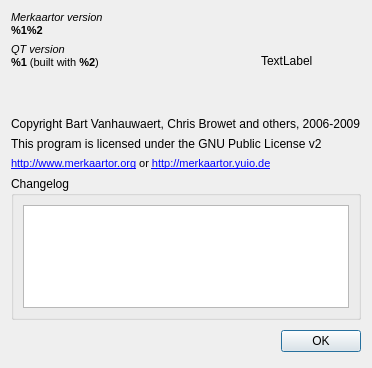
openstreetmap/merkaartor, file src/AboutDialog.ui: the form before one commit.
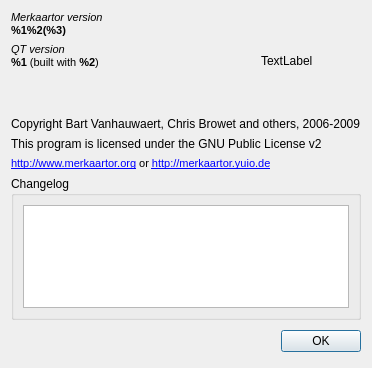
The form after the commit.

Commit message: ADD : Automatic SVN revision number in about dialog and elsewhere (closes #2208)

Patch:
```diff
--- a/src/AboutDialog.ui
+++ b/src/AboutDialog.ui
@@ -25,8 +25,8 @@
 &lt;html&gt;&lt;head&gt;&lt;meta name=&quot;qrichtext&quot; content=&quot;1&quot; /&gt;&lt;style type=&quot;text/css&quot;&gt;
 p, li { white-space: pre-wrap; }
 &lt;/style&gt;&lt;/head&gt;&lt;body style=&quot; font-family:'MS Shell Dlg 2'; font-size:8.25pt; font-weight:400; font-style:normal;&quot;&gt;
-&lt;p style=&quot; margin-top:0px; margin-bottom:0px; margin-left:0px; margin-right:0px; -qt-block-indent:0; text-indent:0px; font-size:8pt;&quot;&gt;&lt;span style=&quot; font-style:italic;&quot;&gt;Merkaartor version&lt;/span&gt; &lt;/p&gt;
-&lt;p style=&quot; margin-top:0px; margin-bottom:0px; margin-left:0px; margin-right:0px; -qt-block-indent:0; text-indent:0px; font-size:8pt;&quot;&gt;&lt;span style=&quot; font-weight:600;&quot;&gt;%1%2&lt;/span&gt;&lt;/p&gt;&lt;/body&gt;&lt;/html&gt;</string>
+&lt;p style=&quot; margin-top:0px; margin-bottom:0px; margin-left:0px; margin-right:0px; -qt-block-indent:0; text-indent:0px;&quot;&gt;&lt;span style=&quot; font-size:8pt; font-style:italic;&quot;&gt;Merkaartor version&lt;/span&gt;&lt;span style=&quot; font-size:8pt;&quot;&gt; &lt;/span&gt;&lt;/p&gt;
+&lt;p style=&quot; margin-top:0px; margin-bottom:0px; margin-left:0px; margin-right:0px; -qt-block-indent:0; text-indent:0px;&quot;&gt;&lt;span style=&quot; font-size:8pt; font-weight:600;&quot;&gt;%1%2(%3)&lt;/span&gt;&lt;/p&gt;&lt;/body&gt;&lt;/html&gt;</string>
          </property>
         </widget>
        </item>
```
The commit also changes 5 other files.
